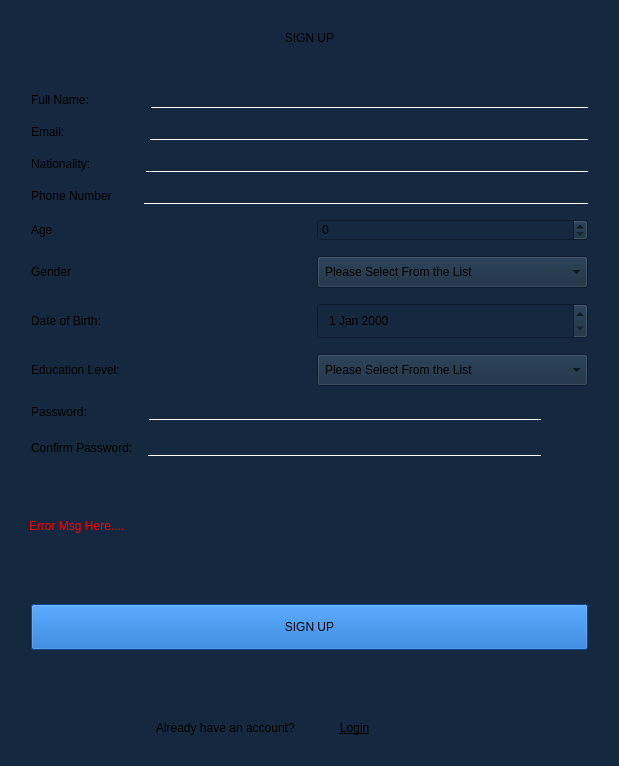
Above: SholarshipManagementSystem/authentications/applicantRegistration.ui from YNCO10/scholarshipManagementSystem before the change. Below: the same form after it.
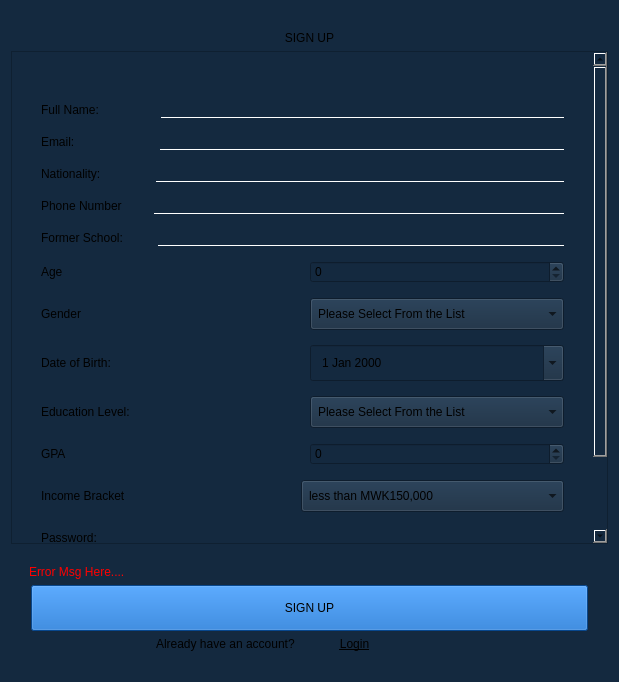
That is the form after the change. Icons and pictures are not drawn.

Commit message: started changes to applicant tracking refractor

```diff
--- a/SholarshipManagementSystem/authentications/applicantRegistration.ui
+++ b/SholarshipManagementSystem/authentications/applicantRegistration.ui
@@ -7,19 +7,19 @@
     <x>0</x>
     <y>0</y>
     <width>619</width>
-    <height>766</height>
+    <height>682</height>
    </rect>
   </property>
   <property name="minimumSize">
    <size>
     <width>619</width>
-    <height>766</height>
+    <height>682</height>
    </size>
   </property>
   <property name="maximumSize">
    <size>
     <width>619</width>
-    <height>766</height>
+    <height>682</height>
    </size>
   </property>
   <property name="windowTitle">
@@ -50,7 +50,7 @@
 	color: Black;
 }</string>
   </property>
-  <layout class="QVBoxLayout" name="verticalLayout_2">
+  <layout class="QVBoxLayout" name="verticalLayout">
    <item>
     <widget class="QLabel" name="label">
      <property name="styleSheet">
@@ -66,7 +66,22 @@
     </widget>
    </item>
    <item>
-    <layout class="QVBoxLayout" name="verticalLayout">
+    <widget class="QScrollArea" name="scrollArea">
+     <property name="widgetResizable">
+      <bool>true</bool>
+     </property>
+     <widget class="QWidget" name="scrollAreaWidgetContents">
+      <property name="geometry">
+       <rect>
+        <x>0</x>
+        <y>-45</y>
+        <width>587</width>
+        <height>671</height>
+       </rect>
+      </property>
+      <layout class="QVBoxLayout" name="verticalLayout_3">
+       <item>
+        <layout class="QVBoxLayout" name="verticalLayout_2">
      <property name="spacing">
       <number>15</number>
      </property>
@@ -138,6 +153,20 @@
        </item>
       </layout>
      </item>
+         <item>
+          <layout class="QHBoxLayout" name="horizontalLayout_13">
+           <item>
+            <widget class="QLabel" name="label_14">
+             <property name="text">
+              <string>Former School:      </string>
+             </property>
+            </widget>
+           </item>
+           <item>
+            <widget class="QLineEdit" name="formerSchoolLineEdit"/>
+           </item>
+          </layout>
+         </item>
      <item>
       <layout class="QHBoxLayout" name="horizontalLayout_9">
        <item>
@@ -197,6 +226,23 @@
 font: 11pt &quot;Segoe UI&quot;;
 </string>
          </property>
+             <property name="maximumDate">
+              <date>
+               <year>2007</year>
+               <month>1</month>
+               <day>1</day>
+              </date>
+             </property>
+             <property name="minimumDate">
+              <date>
+               <year>1975</year>
+               <month>1</month>
+               <day>1</day>
+              </date>
+             </property>
+             <property name="calendarPopup">
+              <bool>true</bool>
+             </property>
         </widget>
        </item>
       </layout>
@@ -230,6 +276,73 @@
        </item>
       </layout>
      </item>
+         <item>
+          <layout class="QHBoxLayout" name="horizontalLayout_12">
+           <item>
+            <widget class="QLabel" name="label_13">
+             <property name="text">
+              <string>GPA</string>
+             </property>
+            </widget>
+           </item>
+           <item>
+            <widget class="QSpinBox" name="gpaSpinBox">
+             <property name="maximum">
+              <number>5</number>
+             </property>
+            </widget>
+           </item>
+          </layout>
+         </item>
+         <item>
+          <layout class="QHBoxLayout" name="horizontalLayout_18">
+           <item>
+            <widget class="QLabel" name="label_27">
+             <property name="text">
+              <string>Income Bracket</string>
+             </property>
+            </widget>
+           </item>
+           <item>
+            <widget class="QComboBox" name="incomeBracketComboBox">
+             <property name="styleSheet">
+              <string notr="true">padding:7px;
+font: 11pt &quot;Segoe UI&quot;;</string>
+             </property>
+             <item>
+              <property name="text">
+               <string>less than MWK150,000</string>
+              </property>
+             </item>
+             <item>
+              <property name="text">
+               <string>Between MWK150,000 - MWK250,000</string>
+              </property>
+             </item>
+             <item>
+              <property name="text">
+               <string>Between MKW250,000 - MWK500,000</string>
+              </property>
+             </item>
+             <item>
+              <property name="text">
+               <string>Between MWK500,00 - MWK1,000,000</string>
+              </property>
+             </item>
+             <item>
+              <property name="text">
+               <string>Between MWK1,000,000 - MWK2,000,000</string>
+              </property>
+             </item>
+             <item>
+              <property name="text">
+               <string>More than MWK2,000,000</string>
+              </property>
+             </item>
+            </widget>
+           </item>
+          </layout>
+         </item>
      <item>
       <layout class="QHBoxLayout" name="horizontalLayout_6">
        <item>
@@ -316,6 +429,10 @@
      </item>
     </layout>
    </item>
+      </layout>
+     </widget>
+    </widget>
+   </item>
    <item>
     <widget class="QLabel" name="errorMsgLog">
      <property name="styleSheet">
@@ -329,19 +446,6 @@
      </property>
     </widget>
    </item>
-   <item>
-    <spacer name="verticalSpacer">
-     <property name="orientation">
-      <enum>Qt::Orientation::Vertical</enum>
-     </property>
-     <property name="sizeHint" stdset="0">
-      <size>
-       <width>20</width>
-       <height>4</height>
-      </size>
-     </property>
-    </spacer>
-   </item>
    <item>
     <widget class="QPushButton" name="signUpBtn">
      <property name="cursor">
@@ -359,19 +463,6 @@
      </property>
     </widget>
    </item>
-   <item>
-    <spacer name="verticalSpacer_2">
-     <property name="orientation">
-      <enum>Qt::Orientation::Vertical</enum>
-     </property>
-     <property name="sizeHint" stdset="0">
-      <size>
-       <width>20</width>
-       <height>5</height>
-      </size>
-     </property>
-    </spacer>
-   </item>
    <item>
     <layout class="QHBoxLayout" name="horizontalLayout_8">
      <property name="leftMargin">
```
Lines whose indentation alone changed are shown as unchanged. The commit also changes 13 other files.
